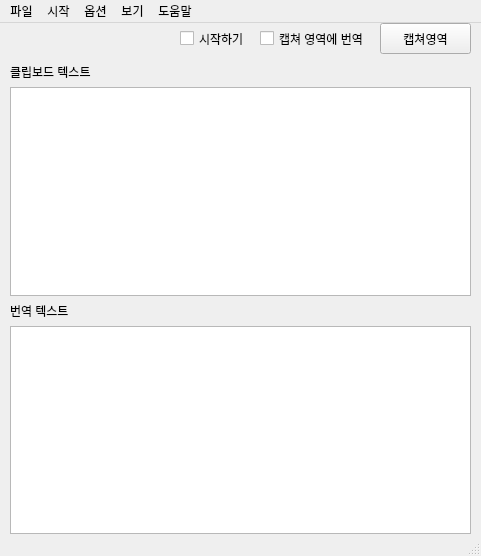
This is ui/main.ui in Unnonamed/Mecro_Two as Qt 5 draws it before an edit. The edited form follows.
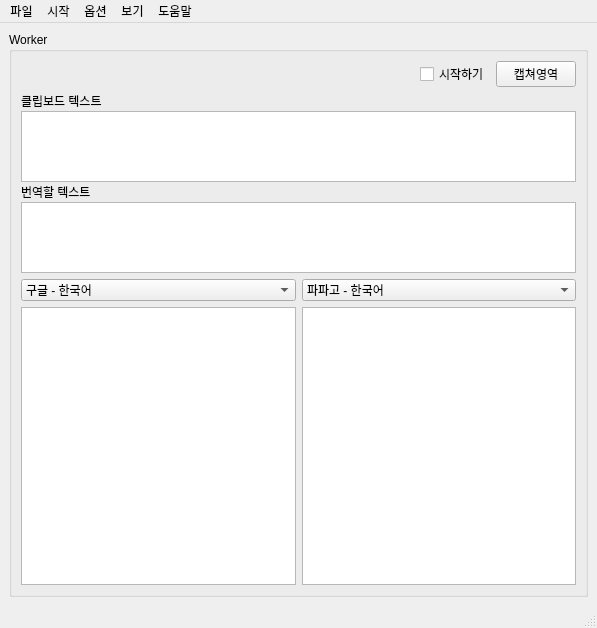
This is the edited form.

Patch:
```diff
--- a/ui/main.ui
+++ b/ui/main.ui
@@ -6,92 +6,170 @@
    <rect>
     <x>0</x>
     <y>0</y>
-    <width>481</width>
-    <height>556</height>
+    <width>597</width>
+    <height>628</height>
    </rect>
   </property>
   <property name="windowTitle">
    <string>화면캡쳐_ver1.0.0</string>
   </property>
   <widget class="QWidget" name="centralwidget">
-   <widget class="QPushButton" name="pushButton_capture">
-    <property name="geometry">
-     <rect>
-      <x>380</x>
-      <y>0</y>
-      <width>91</width>
-      <height>31</height>
-     </rect>
-    </property>
-    <property name="text">
-     <string>캡쳐영역</string>
-    </property>
-   </widget>
-   <widget class="QCheckBox" name="checkBox_capture">
-    <property name="geometry">
-     <rect>
-      <x>260</x>
-      <y>0</y>
-      <width>116</width>
-      <height>31</height>
-     </rect>
-    </property>
-    <property name="text">
-     <string>캡쳐 영역에 번역</string>
-    </property>
-   </widget>
+   <layout class="QGridLayout" name="gridLayout_6">
+    <item row="0" column="0">
+     <widget class="QGroupBox" name="groupBox">
+      <property name="title">
+       <string>Worker</string>
+      </property>
+      <layout class="QGridLayout" name="gridLayout_8">
+       <item row="0" column="0">
+        <layout class="QHBoxLayout" name="horizontalLayout">
+         <item>
+          <spacer name="horizontalSpacer">
+           <property name="orientation">
+            <enum>Qt::Horizontal</enum>
+           </property>
+           <property name="sizeHint" stdset="0">
+            <size>
+             <width>40</width>
+             <height>20</height>
+            </size>
+           </property>
+          </spacer>
+         </item>
+         <item>
    <widget class="QCheckBox" name="checkBox_start">
-    <property name="geometry">
-     <rect>
-      <x>180</x>
-      <y>0</y>
-      <width>76</width>
-      <height>31</height>
-     </rect>
-    </property>
     <property name="text">
      <string>시작하기</string>
     </property>
    </widget>
-   <widget class="QWidget" name="layoutWidget">
-    <property name="geometry">
-     <rect>
-      <x>10</x>
-      <y>40</y>
-      <width>461</width>
-      <height>471</height>
-     </rect>
-    </property>
+         </item>
+         <item>
+          <widget class="QPushButton" name="pushButton_capture">
+           <property name="text">
+            <string>캡쳐영역</string>
+           </property>
+          </widget>
+         </item>
+        </layout>
+       </item>
+       <item row="1" column="0">
     <layout class="QVBoxLayout" name="verticalLayout">
-     <item>
+         <property name="spacing">
+          <number>2</number>
+         </property>
+         <item alignment="Qt::AlignLeft|Qt::AlignTop">
       <widget class="QLabel" name="label">
+           <property name="maximumSize">
+            <size>
+             <width>435</width>
+             <height>16</height>
+            </size>
+           </property>
        <property name="text">
         <string>클립보드 텍스트</string>
        </property>
       </widget>
      </item>
-     <item>
-      <widget class="QTextEdit" name="textEdit_clip"/>
-     </item>
-     <item>
+         <item alignment="Qt::AlignTop">
+          <widget class="QTextEdit" name="textEdit_clip">
+           <property name="minimumSize">
+            <size>
+             <width>0</width>
+             <height>71</height>
+            </size>
+           </property>
+           <property name="maximumSize">
+            <size>
+             <width>16777215</width>
+             <height>71</height>
+            </size>
+           </property>
+          </widget>
+         </item>
+         <item alignment="Qt::AlignLeft|Qt::AlignTop">
       <widget class="QLabel" name="label_2">
+           <property name="maximumSize">
+            <size>
+             <width>435</width>
+             <height>16</height>
+            </size>
+           </property>
        <property name="text">
-        <string>번역 텍스트</string>
+            <string>번역할 텍스트</string>
        </property>
       </widget>
      </item>
+         <item alignment="Qt::AlignTop">
+          <widget class="QTextEdit" name="textEdit_trans">
+           <property name="maximumSize">
+            <size>
+             <width>16777215</width>
+             <height>71</height>
+            </size>
+           </property>
+          </widget>
+         </item>
+        </layout>
+       </item>
+       <item row="2" column="0">
+        <layout class="QGridLayout" name="gridLayout">
+         <item row="1" column="0">
+          <widget class="QTextEdit" name="textEdit_google"/>
+         </item>
+         <item row="1" column="1">
+          <widget class="QTextEdit" name="textEdit_papago"/>
+         </item>
+         <item row="0" column="0">
+          <widget class="QComboBox" name="comboBox_google">
      <item>
-      <widget class="QTextEdit" name="textEdit_trans"/>
-     </item>
-    </layout>
-   </widget>
+            <property name="text">
+             <string>구글 - 한국어</string>
+            </property>
+           </item>
+           <item>
+            <property name="text">
+             <string>구글 - 영어</string>
+            </property>
+           </item>
+           <item>
+            <property name="text">
+             <string>구글 - 일어</string>
+            </property>
+           </item>
+          </widget>
+         </item>
+         <item row="0" column="1">
+          <widget class="QComboBox" name="comboBox_papago">
+           <item>
+            <property name="text">
+             <string>파파고 - 한국어</string>
+            </property>
+           </item>
+           <item>
+            <property name="text">
+             <string>파파고 - 일어</string>
+            </property>
+           </item>
+           <item>
+            <property name="text">
+             <string>파파고 - 영어</string>
+            </property>
+           </item>
+          </widget>
+         </item>
+        </layout>
+       </item>
+      </layout>
+     </widget>
+    </item>
+   </layout>
   </widget>
   <widget class="QMenuBar" name="menubar">
    <property name="geometry">
     <rect>
      <x>0</x>
      <y>0</y>
-     <width>481</width>
+     <width>597</width>
      <height>22</height>
     </rect>
    </property>
```
Lines whose indentation alone changed are shown as unchanged.
